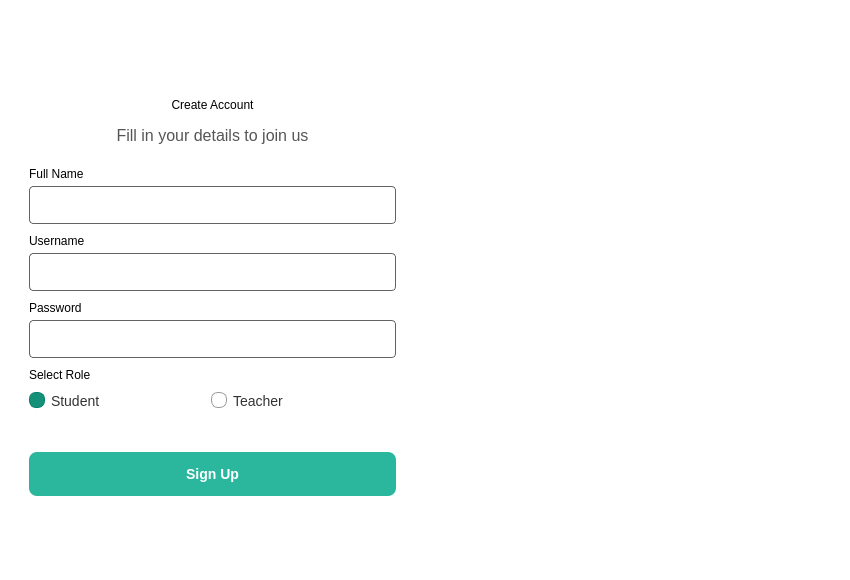
Old version of the form ui/QTFiles/signup.ui in the repository fizzycoding/Attendance-Management-System--College.
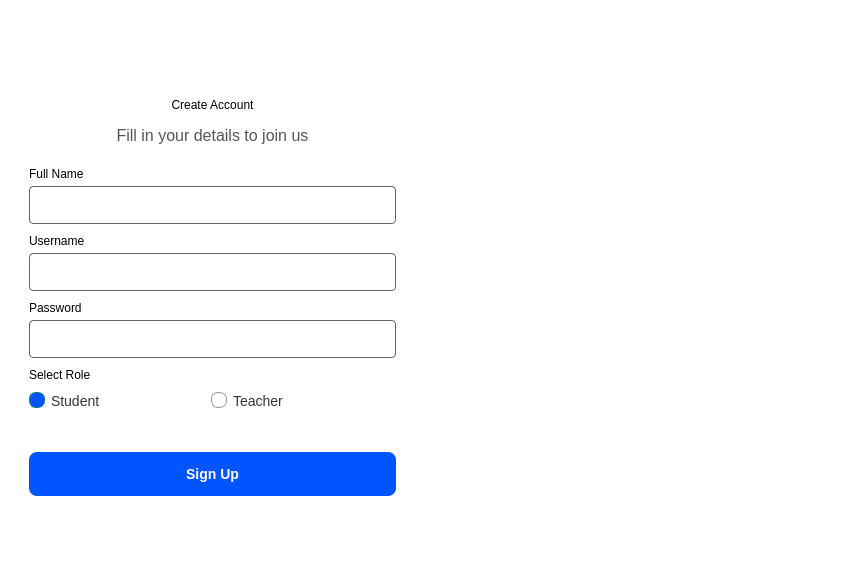
New version of the form.

What changed in the file:
```diff
--- a/ui/QTFiles/signup.ui
+++ b/ui/QTFiles/signup.ui
@@ -403,22 +403,20 @@
                                                                         <cursorShape>PointingHandCursor</cursorShape>
                                                                     </property>
                                                                     <property name="styleSheet">
-                                                                        <string notr="true">
-                                                                            QRadioButton {
-                                                                            font-size: 14px;
-                                                                            color: #333;
-                                                                            }
-                                                                            QRadioButton::indicator {
-                                                                            width: 14px;
-                                                                            height: 14px;
-                                                                            border-radius: 7px;
-                                                                            border: 1px solid #999;
-                                                                            }
-                                                                            QRadioButton::indicator:checked {
-                                                                            background-color: #159079;
-                                                                            border: 1px solid #067d68;
-                                                                            }
-                                                                        </string>
+                  <string notr="true">QRadioButton {
+font-size: 14px;
+color: #333;
+}
+QRadioButton::indicator {
+width: 14px;
+height: 14px;
+border-radius: 7px;
+border: 1px solid #999;
+}
+QRadioButton::indicator:checked {
+background-color: #0055FF;
+border: 1px solid #067d68;
+}</string>
                                                                     </property>
                                                                     <property name="text">
                                                                         <string>Student</string>
@@ -489,19 +487,18 @@
                                             </property>
                                             <property name="styleSheet">
                                                 <string notr="true">#registerButton {
-                                                    height: 44px;
-                                                    padding: 0 16px;
-                                                    background-color: #2ab79d;
-                                                    color: white;
-                                                    font-size: 14px;
-                                                    font-weight: 600;
-                                                    border: none;
-                                                    border-radius: 8px;
-                                                    }
-
-                                                    #registerButton:hover {
-                                                    background-color: #159079;
-                                                    }
+height: 44px;
+padding: 0 16px;
+background-color:#0055FF;
+color: white;
+font-size: 14px;
+font-weight: 600;
+border: none;
+border-radius: 8px;
+}
+#registerButton:hover {
+background-color: #3388FF
+}
                                                 </string>
                                             </property>
                                             <property name="text">
@@ -610,9 +607,7 @@
                                                             </string>
                                                         </property>
                                                         <property name="text">
-                                                            <string>Already have an account? Login with your personal
-                                                                info.
-                                                            </string>
+               <string>Already have an account? Login with your personal info              </string>
                                                         </property>
                                                         <property name="alignment">
                                                             <set>Qt::AlignmentFlag::AlignCenter</set>
```
Left out of the diff: 30 changed lines with no effect on the pictures. Lines whose indentation alone changed are shown as unchanged.
